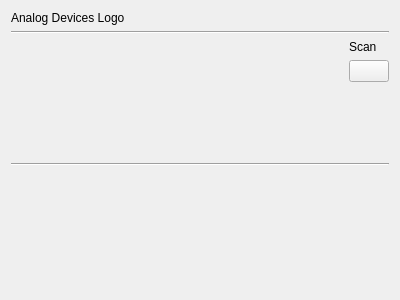
The window that core/ui/scopyhomepage.ui (analogdevicesinc/scopy) describes before a commit, drawn with Qt 5.
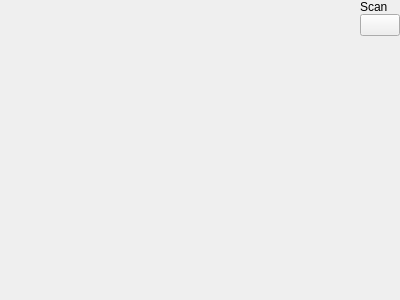
The same window after the commit. Custom widgets are drawn as their Qt base class.

Commit message: ui: Apply some style to main window

Patch:
```diff
--- a/core/ui/scopyhomepage.ui
+++ b/core/ui/scopyhomepage.ui
@@ -13,27 +13,22 @@
   <property name="windowTitle">
    <string>Form</string>
   </property>
-  <layout class="QVBoxLayout" name="verticalLayout">
-   <item>
-    <widget class="QLabel" name="label">
-     <property name="sizePolicy">
-      <sizepolicy hsizetype="Minimum" vsizetype="Minimum">
-       <horstretch>0</horstretch>
-       <verstretch>0</verstretch>
-      </sizepolicy>
-     </property>
-     <property name="text">
-      <string>Analog Devices Logo</string>
-     </property>
-    </widget>
-   </item>
-   <item>
-    <widget class="Line" name="line">
-     <property name="orientation">
-      <enum>Qt::Horizontal</enum>
-     </property>
-    </widget>
-   </item>
+  <layout class="QVBoxLayout" name="verticalLayout" stretch="1,4">
+   <property name="spacing">
+    <number>0</number>
+   </property>
+   <property name="leftMargin">
+    <number>0</number>
+   </property>
+   <property name="topMargin">
+    <number>0</number>
+   </property>
+   <property name="rightMargin">
+    <number>0</number>
+   </property>
+   <property name="bottomMargin">
+    <number>0</number>
+   </property>
    <item>
     <layout class="QHBoxLayout" name="horizontalLayout">
      <property name="topMargin">
@@ -97,13 +92,6 @@
      </item>
     </layout>
    </item>
-   <item>
-    <widget class="Line" name="line_2">
-     <property name="orientation">
-      <enum>Qt::Horizontal</enum>
-     </property>
-    </widget>
-   </item>
    <item>
     <widget class="adiscope::InfoPageStack" name="wInfoPageStack">
      <property name="sizePolicy">
```
The commit also changes 3 other files.
